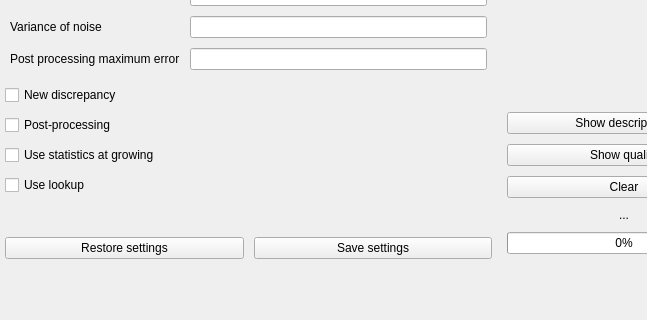
Old version of the form ui/edit_segmentor_recover.ui in the repository ddksr/segmentor-meshlab; both pictures show x 0 to 647 and y 594 to 914 of the 771 by 914 pixel window.
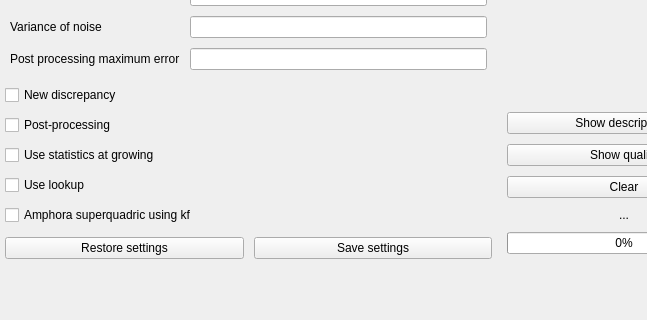
New version of the form.

The edit to the form file:
```diff
--- a/ui/edit_segmentor_recover.ui
+++ b/ui/edit_segmentor_recover.ui
@@ -394,6 +394,13 @@
          </property>
         </widget>
        </item>
+       <item>
+        <widget class="QCheckBox" name="cbUseAsqKf">
+         <property name="text">
+          <string>Amphora superquadric using kf</string>
+         </property>
+        </widget>
+       </item>
        <item>
         <spacer name="verticalSpacer_2">
          <property name="orientation">
```
